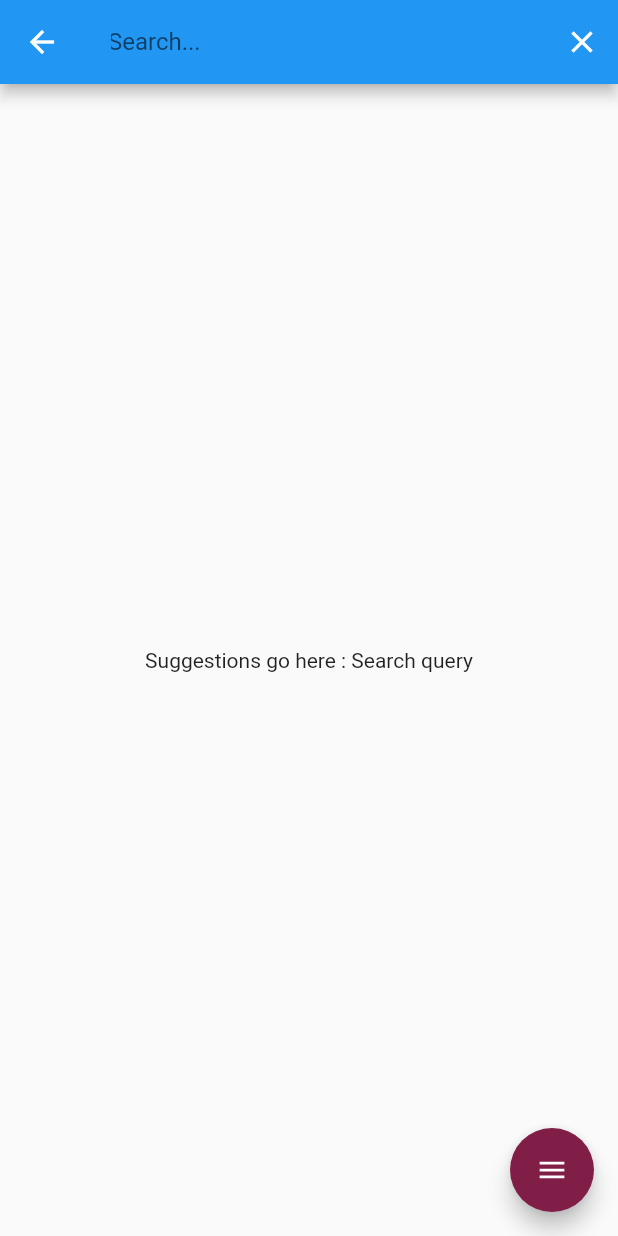
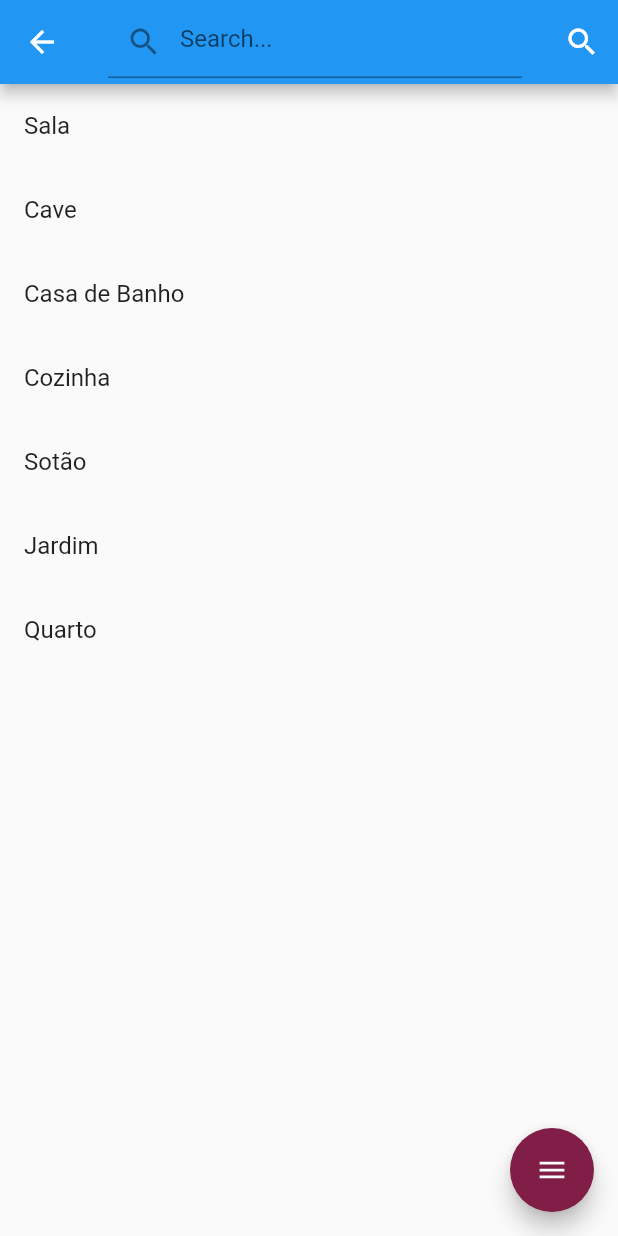
Before and after one commit to softeng-feup/open-cx-o-bando-dos-quatro, a Flutter app: the MapScreen screen opened directly, after a tap on the "search" icon, on a phone screen of 412 x 824 dp. Run offline on Flutter 3.47's test engine with Material 2 defaults, Android fonts, the phone set to English and light mode, and no system bars; drawn by our look-alikes of flutter_speed_dial; missing offline and left inert: flutter_nfc_reader.

Commit message:
better search bar

```diff
--- a/confview/lib/graph.dart
+++ b/confview/lib/graph.dart
@@ -13,8 +13,8 @@ class Graph {
 
 
     void addNode(Node node) {
-        print("add");
-        print(node);
+        //print("add");
+        //print(node);
         _nodes.add(node);
     }
 
--- a/confview/lib/graph_draw.dart
+++ b/confview/lib/graph_draw.dart
@@ -167,6 +167,8 @@ class GraphPainter extends CustomPainter {
 
         final paintNormalNode = Paint();
         paintNormalNode.color = Colors.orangeAccent;
+        final paintSelectedNode = Paint();
+        paintSelectedNode.color = Colors.redAccent;
 
         for (Edge edge in _graph.getEdges()) {
             Node srcNode = edge.getSrcNode();
@@ -187,7 +189,9 @@ class GraphPainter extends CustomPainter {
             Offset nodeOffset = node.getPosition() - _screenOffset + _offset;
             nodeOffset *= _scale;
             nodeOffset += _screenOffset;
-            canvas.drawCircle(nodeOffset, 15, paintNormalNode);
+            if(node.selected)
+                canvas.drawCircle(nodeOffset, 15, paintSelectedNode);
+            else canvas.drawCircle(nodeOffset, 15, paintNormalNode);
         }
         for (Node node in _graph.getNodes()) {
 
--- a/confview/lib/map_data.dart
+++ b/confview/lib/map_data.dart
@@ -13,6 +13,8 @@ class Node {
   bool visited = false;
   double distance = double.maxFinite;
   String path = "";
+
+  bool selected = false;
 
   Node(this._id,this.name, String imageUrl, double x, double y) {
     image = new PanoramaViewImage(imageUrl);
@@ -77,7 +79,7 @@ class Edge {
     this.x =  -ang/(2*pi) * 4; //TODO:: Carefull with this value it was hardoded and it is not to be here
     this.y = 0;
 
-    print(_src.getName() + " -> " + _dest.getName() + "  " +  this.x.toString() + "  " + this.y.toString());
+    //print(_src.getName() + " -> " + _dest.getName() + "  " +  this.x.toString() + "  " + this.y.toString());
 
   }
 
--- a/confview/lib/nav.dart
+++ b/confview/lib/nav.dart
@@ -15,7 +15,11 @@ class MapScreen extends StatefulWidget {
 
   //List<Node> locations = new List<Node>();
 
-  Graph graph = new Graph();
+  static Graph graph = new Graph();
+
+  static int currentConference = -1;
+
+  static final _formKey = GlobalKey<FormState>();
 
   MapScreen({Key key, this.conferenceId}) : super(key: key) {
     getConferenceInfo();
@@ -26,6 +30,12 @@ class MapScreen extends StatefulWidget {
 
   //TODO:: get info from database
   void getConferenceInfo() {
+
+    if(currentConference == this.conferenceId){
+      return;
+    }
+    currentConference = this.conferenceId;
+    graph = new Graph();
 
     /*graph.addNode(Node(0,"Praia","https://upload.wikimedia.org/wikipedia/commons/3/3e/Croatia_Ribarica_beach_panorama_360.jpg",0, 0));
     graph.addNode(Node(1,"India" ,"https://l13.alamy.com/360/PN0HYA/ganesh-pol-amber-palace-rajasthan-india-PN0HYA.jpg",  90, 45));
@@ -57,54 +67,105 @@ class MapScreen extends StatefulWidget {
     print('fecthed graph');
 
   }
+
+
+
 }
 
 class _MapScreenState extends State<MapScreen> {
-  TextEditingController _searchQuery;
-  bool _isSearching = false;
-  String searchQuery = "Search query";
-  FocusNode _searchFocus;
+
+
+  final TextEditingController _filter = new TextEditingController();
+  String _searchText = "";
+  List names = new List(); // names we get from API
+  List filteredNames = new List(); // names filtered by search text
+  Icon _searchIcon = new Icon(Icons.search);
+  Widget _appBarTitle = new Text( 'Search Example' );
+  bool isSearching = false;
+
 
   initState() {
     super.initState();
-    _searchQuery = new TextEditingController();
-    _searchFocus = FocusNode();
-  }
-
-  @override
-  dispose() {
-    _searchFocus.dispose();
-    super.dispose();
-  }
-
-  _startSearch() {
-    setState(() {
-      _isSearching = true;
+    _getNames();
+    _filter.addListener(() {
+      if (_filter.text.isEmpty) {
+        setState(() {
+          _searchText = "";
+          filteredNames = names;
+        });
+      } else {
+        setState(() {
+          _searchText = _filter.text;
+        });
+      }
     });
   }
 
-  _stopSearch() {
-    _clearSearchQuery();
+  void _getNames()  {
+
     setState(() {
-      _isSearching = false;
+      names = MapScreen.graph.getNodes();
+      filteredNames = names;
+    });
+    print(names);
+  }
+
+  void _searchPressed() {
+    setState(() {
+      if (this._searchIcon.icon == Icons.search) {
+        this._searchIcon = new Icon(Icons.close);
+        this._appBarTitle = new TextField(
+          controller: _filter,
+          decoration: new InputDecoration(
+              prefixIcon: new Icon(Icons.search),
+              hintText: 'Search...'
+          ),
+        );
+        isSearching = true;
+      } else {
+        this._searchIcon = new Icon(Icons.search);
+        this._appBarTitle = new Text('Search Example');
+        filteredNames = names;
+        _filter.clear();
+        isSearching = false;
+      }
     });
   }
 
-  _clearSearchQuery() {
-    print("close search box");
-    setState(() {
-      _searchQuery.clear();
-      _updateSearchQuery("Search query");
-    });
+  Widget _buildList() {
+    for (int i = 0; i < filteredNames.length; i++) {
+      filteredNames[i].selected = false;
+    }
+    if (_searchText.isNotEmpty) {
+      List tempList = new List();
+      for (int i = 0; i < filteredNames.length; i++) {
+        if (filteredNames[i].getName().toLowerCase().contains(_searchText.toLowerCase())) {
+          tempList.add(filteredNames[i]);
+          filteredNames[i].selected = true;
+        }
+      }
+      filteredNames = tempList;
+    }
+
+    return ListView.builder(
+      itemCount: names == null ? 0 : filteredNames.length,
+      itemBuilder: (BuildContext context, int index) {
+        return new ListTile(
+          title: Text(filteredNames[index].getName()),
+          onTap: () {
+            print(filteredNames[index].getName());
+            _searchPressed();
+            for (int i = 0; i < filteredNames.length; i++) {
+                filteredNames[i].selected = false;
+            }
+            filteredNames[index].selected = true;
+            isSearching = false;
+          },
+        );
+      },
+    );
   }
 
-  _updateSearchQuery(String newQuery) {
-    setState(() {
-      _isSearching = true;
-      searchQuery = newQuery;
-    });
-    print("search query : " + newQuery);
-  }
 
   @override
   Widget build(BuildContext context) {
@@ -122,23 +183,15 @@ class _MapScreenState extends State<MapScreen> {
 
     return Scaffold(
       appBar: AppBar(
-        leading: _isSearching ? _buildBackButton() : null,
-        title: TextField(
-          controller: _searchQuery,
-          focusNode: _searchFocus,
-          onChanged: _updateSearchQuery,
-          onTap: _startSearch,
-          decoration: InputDecoration(
-            hintText: 'Search...',
-          ),
-        ),
+        leading:  _buildBackButton(),
+        title: this._appBarTitle,
         actions: _buildActions(),
         /* TODO: create our own AppBar widget
                 backgroundColor: Colors.transparent,
                 elevation: 0.0,
                 */
       ),
-      body: _isSearching ? _buildSuggestions() : _buildMap(),
+      body: isSearching ? _buildList() :_buildMap(),
       floatingActionButton: _getFAB(),
     );
   }
@@ -159,7 +212,7 @@ class _MapScreenState extends State<MapScreen> {
             onTap: () {
               Navigator.of(context).push(MaterialPageRoute(
                   builder: (context) => ConferenceViewer(
-                        locations: widget.graph.getNodes(), startIndex: 0,
+                        locations: MapScreen.graph.getNodes(), startIndex: 0,
                       )));
             },
             label: 'GO',
@@ -186,14 +239,11 @@ class _MapScreenState extends State<MapScreen> {
   }
 
 
-  Widget _buildSuggestions() {
-    print(searchQuery);
-    return Center(child: Text('Suggestions go here : ' + searchQuery));
-  }
+
 
 
   Widget _buildMap() {
-      return GraphDraw(graph: widget.graph,);
+      return GraphDraw(graph: MapScreen.graph,);
   }
 
 
@@ -217,34 +267,27 @@ class _MapScreenState extends State<MapScreen> {
 
   _readTag() {
     Navigator.of(context)
-        .push(MaterialPageRoute(builder: (context) => NfcScan(locations: widget.graph.getNodes())));
+        .push(MaterialPageRoute(builder: (context) => NfcScan(locations: MapScreen.graph.getNodes())));
   }
 
   List<Widget> _buildActions() {
-    if (!_isSearching)
       return <Widget>[
         IconButton(
           icon: const Icon(Icons.search),
-          onPressed: () {
-            FocusScope.of(context).requestFocus(_searchFocus);
-            _startSearch();
-          },
+          onPressed: _searchPressed,
         ),
       ];
 
-    return <Widget>[
-      IconButton(
-        icon: const Icon(Icons.clear),
-        onPressed: _clearSearchQuery,
-      ),
-    ];
   }
 
   Widget _buildBackButton() {
-    return IconButton(
-      icon: Icon(Icons.arrow_back),
-      onPressed: _stopSearch,
-      // TODO: probably the focus will need to be changed here
-    );
+    return BackButton();
   }
+
+  @override
+  void dispose() {
+    MapScreen.currentConference = -1;
+    super.dispose();
+  }
+
 }
```
